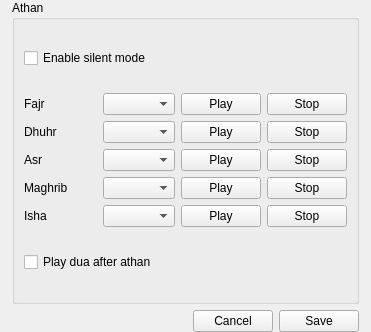
ghannami/alQuds, file alquds/gui/athaneditor.ui: the form before one commit.
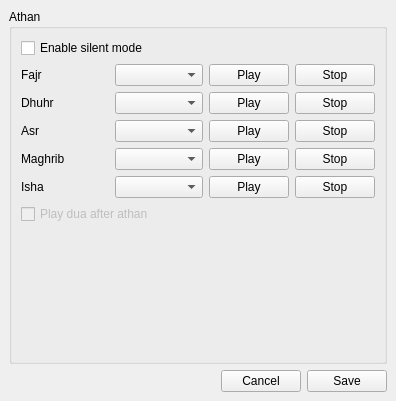
The form after the commit.

Diff of the .ui file:
```diff
--- a/alquds/gui/athaneditor.ui
+++ b/alquds/gui/athaneditor.ui
@@ -6,8 +6,8 @@
    <rect>
     <x>0</x>
     <y>0</y>
-    <width>371</width>
-    <height>332</height>
+    <width>396</width>
+    <height>401</height>
    </rect>
   </property>
   <property name="windowTitle">
@@ -15,16 +15,16 @@
   </property>
   <layout class="QVBoxLayout" name="verticalLayout">
    <property name="leftMargin">
-    <number>12</number>
+    <number>9</number>
    </property>
    <property name="topMargin">
-    <number>0</number>
+    <number>9</number>
    </property>
    <property name="rightMargin">
-    <number>12</number>
+    <number>9</number>
    </property>
    <property name="bottomMargin">
-    <number>0</number>
+    <number>9</number>
    </property>
    <item>
     <widget class="QGroupBox" name="groupBox">
@@ -188,11 +188,27 @@
       </item>
       <item>
        <widget class="QCheckBox" name="playDua">
+        <property name="enabled">
+         <bool>false</bool>
+        </property>
         <property name="text">
          <string>Play dua after athan</string>
         </property>
        </widget>
       </item>
+      <item>
+       <spacer name="verticalSpacer">
+        <property name="orientation">
+         <enum>Qt::Vertical</enum>
+        </property>
+        <property name="sizeHint" stdset="0">
+         <size>
+          <width>20</width>
+          <height>40</height>
+         </size>
+        </property>
+       </spacer>
+      </item>
      </layout>
     </widget>
    </item>
```
